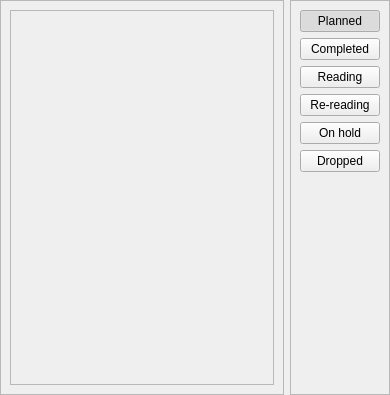
First picture: the form in data/ui/widgets/library.ui, repository brandonzorn/Nlight, before the edit.
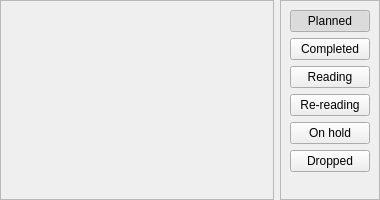
Second picture: the form after the edit.

Commit message: updated manga display area

```diff
--- a/data/ui/widgets/library.ui
+++ b/data/ui/widgets/library.ui
@@ -6,8 +6,8 @@
    <rect>
     <x>0</x>
     <y>0</y>
-    <width>390</width>
-    <height>395</height>
+    <width>380</width>
+    <height>200</height>
    </rect>
   </property>
   <property name="locale">
@@ -28,68 +28,19 @@
    </property>
    <item>
     <widget class="QFrame" name="items_frame">
+     <property name="sizePolicy">
+      <sizepolicy hsizetype="Expanding" vsizetype="Expanding">
+       <horstretch>0</horstretch>
+       <verstretch>0</verstretch>
+      </sizepolicy>
+     </property>
      <property name="frameShape">
       <enum>QFrame::StyledPanel</enum>
      </property>
      <property name="frameShadow">
       <enum>QFrame::Raised</enum>
      </property>
-     <layout class="QVBoxLayout" name="verticalLayout">
-      <item>
-       <widget class="QScrollArea" name="scrollArea">
-        <property name="widgetResizable">
-         <bool>true</bool>
-        </property>
-        <widget class="QWidget" name="scrollAreaWidgetContents">
-         <property name="geometry">
-          <rect>
-           <x>0</x>
-           <y>0</y>
-           <width>267</width>
-           <height>373</height>
-          </rect>
-         </property>
-         <layout class="QVBoxLayout" name="scroll_layout">
-          <property name="spacing">
-           <number>0</number>
-          </property>
-          <property name="leftMargin">
-           <number>0</number>
-          </property>
-          <property name="topMargin">
-           <number>0</number>
-          </property>
-          <property name="rightMargin">
-           <number>0</number>
-          </property>
-          <property name="bottomMargin">
-           <number>0</number>
-          </property>
-          <item>
-           <layout class="QGridLayout" name="content_grid">
-            <property name="verticalSpacing">
-             <number>12</number>
-            </property>
-           </layout>
-          </item>
-          <item>
-           <spacer name="verticalSpacer_2">
-            <property name="orientation">
-             <enum>Qt::Vertical</enum>
-            </property>
-            <property name="sizeHint" stdset="0">
-             <size>
-              <width>20</width>
-              <height>40</height>
-             </size>
-            </property>
-           </spacer>
-          </item>
-         </layout>
-        </widget>
-       </widget>
-      </item>
-     </layout>
+     <layout class="QVBoxLayout" name="items_layout"/>
     </widget>
    </item>
    <item>
```
The commit also changes 19 other files.
